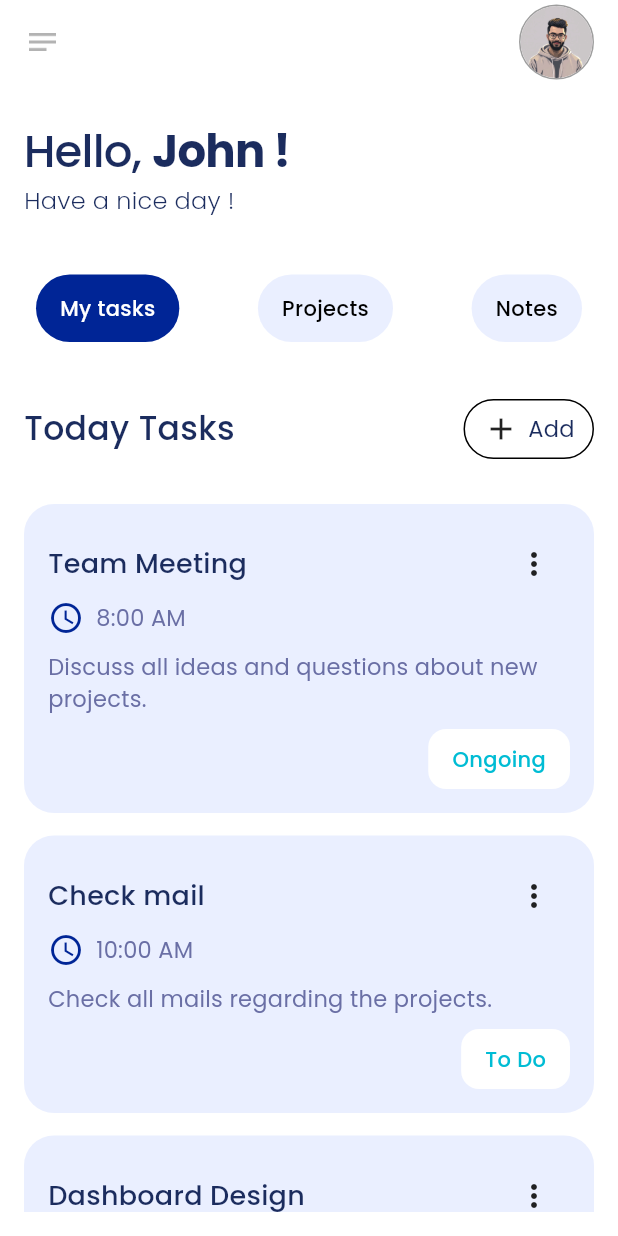
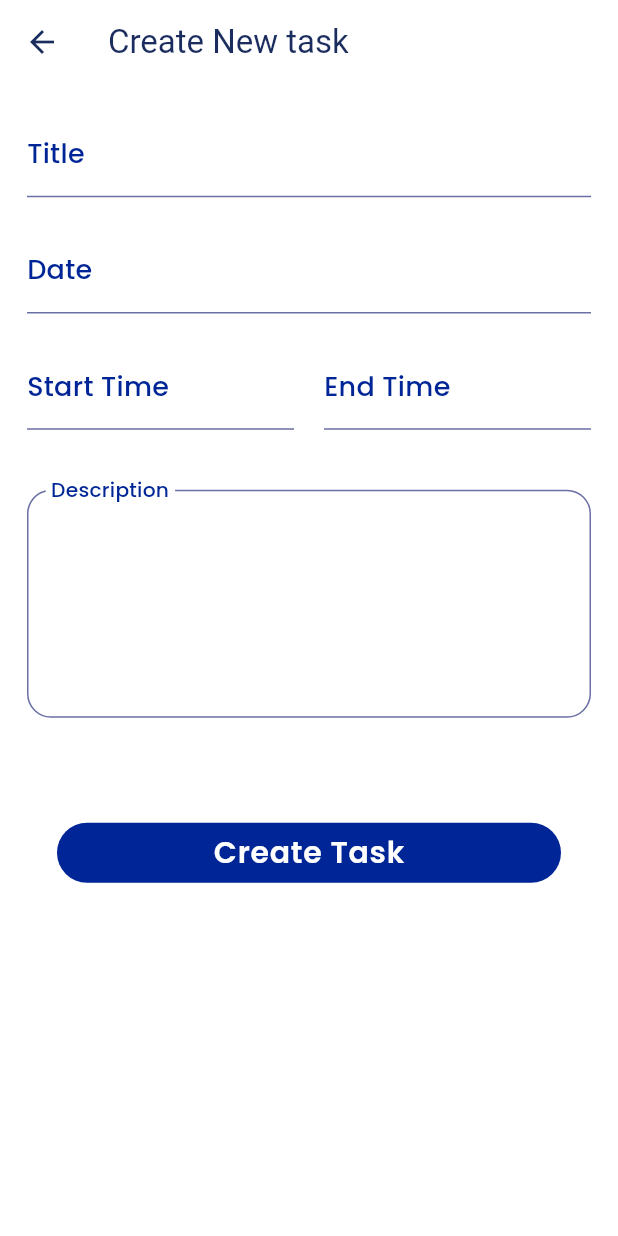
Before and after one commit to ShashiniAluthge/TaskBuddy, a Flutter app: the screen it shows after launch, after a tap on "Add", on a phone screen of 412 x 824 dp. Run offline on Flutter 3.47's test engine with Material 3 defaults, Android fonts, the phone set to English and light mode, and no system bars; our stand-ins replace get, google_fonts.

Commit message:
create Add task screen

```diff
--- /dev/null
+++ b/lib/screens/addTaskScreen.dart
@@ -0,0 +1,70 @@
+import 'package:flutter/material.dart';
+import 'package:task_buddy/utils/app_textStyles.dart';
+import 'package:task_buddy/widgets/inputfield.dart';
+
+class AddTaskScreen extends StatelessWidget {
+  const AddTaskScreen({super.key});
+
+  @override
+  Widget build(BuildContext context) {
+    return Scaffold(
+      appBar: AppBar(
+        backgroundColor: Theme.of(context).appBarTheme.backgroundColor,
+        leading: IconButton(
+          onPressed: () {
+            Navigator.pop(context);
+          },
+          icon: Icon(
+            Icons.arrow_back_outlined,
+            color: Theme.of(context).colorScheme.primary,
+          ),
+        ),
+        title: Text(
+          'Create New task',
+          style: TextStyle(color: Theme.of(context).colorScheme.primary),
+        ),
+      ),
+      body: Padding(
+        padding: const EdgeInsets.all(18.0),
+        child: Column(
+          children: [
+            const InputField(title: 'Title'),
+            const InputField(title: 'Date'),
+            const Row(
+              mainAxisAlignment: MainAxisAlignment.spaceBetween,
+              children: [
+                Expanded(child: InputField(title: 'Start Time')),
+                SizedBox(width: 20.0),
+                Expanded(child: InputField(title: 'End Time')),
+              ],
+            ),
+            const SizedBox(height: 20.0),
+            const InputField(
+              title: 'Description',
+              isTextArea: true,
+            ),
+            const SizedBox(height: 50.0),
+            Padding(
+              padding: const EdgeInsets.symmetric(horizontal: 20.0),
+              child: Container(
+                height: 40.0,
+                decoration: BoxDecoration(
+                    color: Theme.of(context).primaryColor,
+                    borderRadius: BorderRadius.circular(30.0)),
+                alignment: Alignment.center,
+                child: GestureDetector(
+                  onTap: () {},
+                  child: Text(
+                    'Create Task',
+                    style:
+                        AppTextStyle.buttonLarge.copyWith(color: Colors.white),
+                  ),
+                ),
+              ),
+            )
+          ],
+        ),
+      ),
+    );
+  }
+}
--- a/lib/screens/homeScreen.dart
+++ b/lib/screens/homeScreen.dart
@@ -1,4 +1,6 @@
 import 'package:flutter/material.dart';
+import 'package:get/get.dart';
+import 'package:task_buddy/screens/addTaskScreen.dart';
 import 'package:task_buddy/utils/app_textStyles.dart';
 import 'package:task_buddy/widgets/taskCard.dart';
 import 'package:task_buddy/widgets/topTitlebar.dart';
@@ -108,7 +110,12 @@ class _HomeScreenState extends State<HomeScreen> {
                   child: Padding(
                     padding: const EdgeInsets.symmetric(horizontal: 12.0),
                     child: GestureDetector(
-                      onTap: () {},
+                      onTap: () {
+                        Navigator.push(
+                            context,
+                            MaterialPageRoute(
+                                builder: (e) => const AddTaskScreen()));
+                      },
                       child: Row(
                         children: [
                           const Padding(
--- a/lib/utils/app_textStyles.dart
+++ b/lib/utils/app_textStyles.dart
@@ -35,7 +35,7 @@ class AppTextStyle {
 
   //button text
   static TextStyle buttonLarge = GoogleFonts.poppins(
-      fontSize: 16, fontWeight: FontWeight.w600, letterSpacing: 0.5);
+      fontSize: 20, fontWeight: FontWeight.w600, letterSpacing: 0.5);
   static TextStyle buttonMedium = GoogleFonts.poppins(
     fontSize: 15,
     fontWeight: FontWeight.w600,
--- /dev/null
+++ b/lib/widgets/inputfield.dart
@@ -0,0 +1,47 @@
+import 'package:flutter/material.dart';
+
+import '../utils/app_textStyles.dart';
+
+class InputField extends StatelessWidget {
+  final String title;
+
+  final bool isTextArea;
+
+  const InputField({super.key, required this.title, this.isTextArea = false});
+
+  @override
+  Widget build(BuildContext context) {
+    return Column(
+      children: [
+        TextFormField(
+          style: TextStyle(color: Theme.of(context).colorScheme.secondary),
+          maxLines: isTextArea ? 5 : 1,
+          decoration: InputDecoration(
+              label: Text(title),
+              labelStyle: AppTextStyle.bodyMedium
+                  .copyWith(color: Theme.of(context).primaryColor),
+              enabledBorder: isTextArea
+                  ? OutlineInputBorder(
+                      borderSide: BorderSide(
+                          color: Theme.of(context).colorScheme.secondary),
+                      borderRadius: BorderRadius.circular(16.0))
+                  : UnderlineInputBorder(
+                      borderSide: BorderSide(
+                          color: Theme.of(context).colorScheme.secondary)),
+              focusedBorder: isTextArea
+                  ? OutlineInputBorder(
+                      borderSide: BorderSide(
+                          color: Theme.of(context).colorScheme.secondary),
+                      borderRadius: BorderRadius.circular(16.0))
+                  : UnderlineInputBorder(
+                      borderSide: BorderSide(
+                          color: Theme.of(context).colorScheme.secondary)),
+              floatingLabelBehavior: isTextArea
+                  ? FloatingLabelBehavior.always
+                  : FloatingLabelBehavior.auto),
+        ),
+        const SizedBox(height: 20.0)
+      ],
+    );
+  }
+}
```
